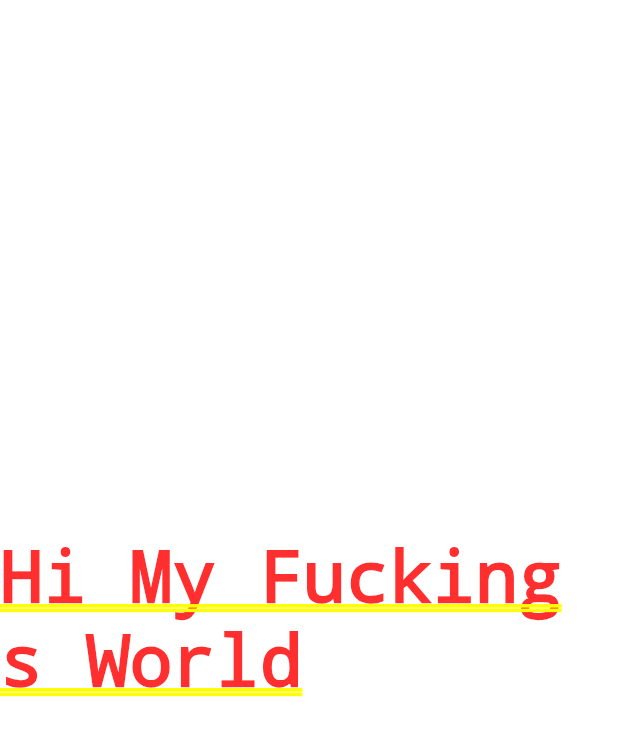
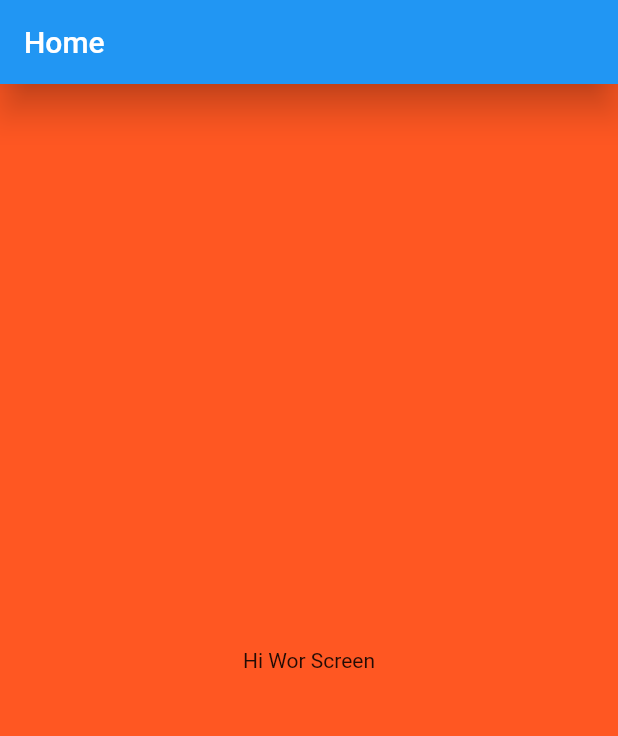
Before and after one commit to crgiosk/curso-flutter, a Flutter app: the screen it shows after launch, on a phone screen of 412 x 824 dp. Shown: the top 736 px of the screen. Run offline on Flutter 3.47's test engine with Material 2 defaults, Android fonts, the light colour scheme and no system bars.

Commit message:
Making app bar and change Background Color

```diff
--- a/my_app/my_owner_app/my_owner_app_counter/lib/main.dart
+++ b/my_app/my_owner_app/my_owner_app_counter/lib/main.dart
@@ -1,4 +1,5 @@
 import 'package:flutter/material.dart';
+import 'package:my_owner_app_counter/screens/home_screen.dart';
 
 void main() {
   runApp(const MyApp());
@@ -12,6 +13,7 @@ class MyApp extends StatelessWidget {
     /*sugiere ser de tipo constant, ya que el estado no cambia porque es tipo "
     less" , tambien sin estado
     * */
-    return const MaterialApp(home: Center(child: Text("Hi My Fucking s World")));
+    return const MaterialApp(
+        debugShowCheckedModeBanner: false, home: HomeScreen());
   }
 }
--- /dev/null
+++ b/my_app/my_owner_app/my_owner_app_counter/lib/screens/home_screen.dart
@@ -0,0 +1,19 @@
+import 'package:flutter/material.dart';
+
+class HomeScreen extends StatelessWidget {
+  const HomeScreen({Key? key}) : super(key: key);
+
+  @override
+  Widget build(BuildContext context) {
+    return  Scaffold(
+      appBar: AppBar(
+        title: const Text("Home"),
+        elevation: 10.0,
+      ),
+      backgroundColor: Colors.deepOrange,
+      body: const Center(
+        child: Text("Hi Wor Screen"),
+      ),
+    );
+  }
+}
```
